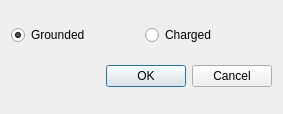
Before: the Qt Designer form pointszone.ui in aleksejkvasnikov/delaunator, drawn with Qt 5.
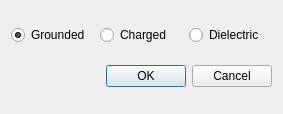
After: the same form once the commit is applied.

Patch:
```diff
--- a/pointszone.ui
+++ b/pointszone.ui
@@ -33,6 +33,13 @@
        </property>
       </widget>
      </item>
+     <item>
+      <widget class="QRadioButton" name="dielectricButton">
+       <property name="text">
+        <string>Dielectric</string>
+       </property>
+      </widget>
+     </item>
     </layout>
    </item>
    <item>
```
